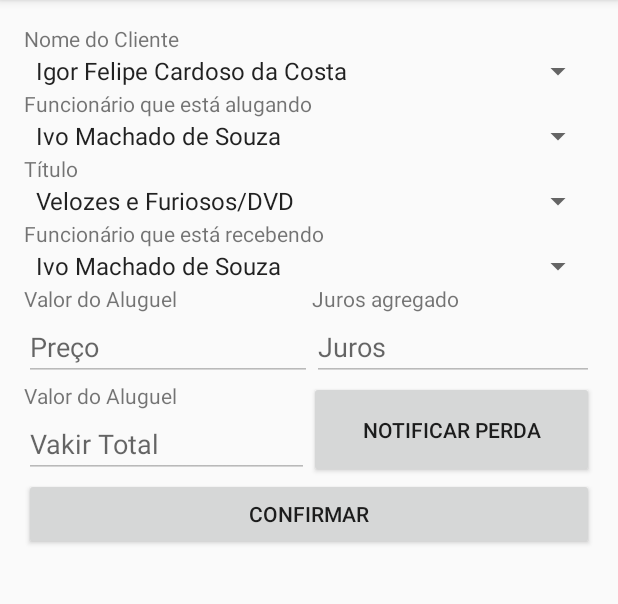
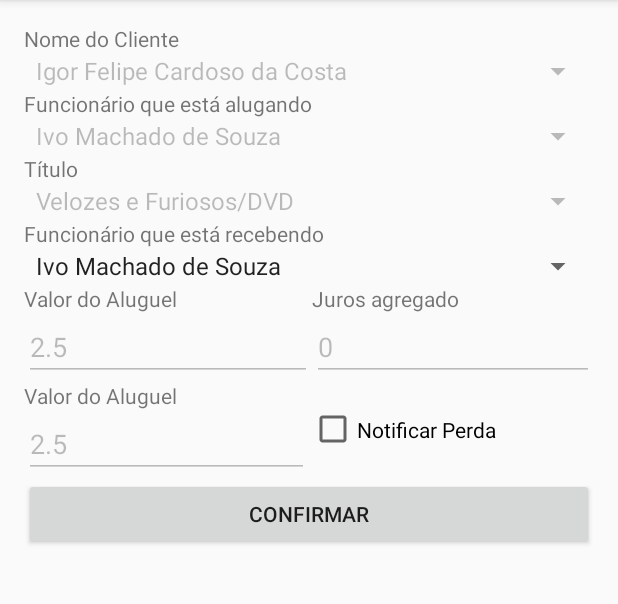
Before and after one commit to gabrielpcosta18/TAPRentalAndroid, an Android app: the screen it shows after launch (RentRegisterActivity), after a tap on "Velozes e Furiosos", on a phone screen of 412 x 824 dp, the part 84-688 px from its top. Run offline under Robolectric (Android 15) with nearby library versions, the phone set to English and light mode, and no system bars.

Commit message:
Funcionalidade de devolução de título concluída

```diff
--- a/TAPRental/app/src/main/java/br/edu/ufam/icomp/taprental/MainActivity.java
+++ b/TAPRental/app/src/main/java/br/edu/ufam/icomp/taprental/MainActivity.java
@@ -1,9 +1,12 @@
 package br.edu.ufam.icomp.taprental;
 
 import android.content.Intent;
+import android.database.Cursor;
 import android.os.Bundle;
 import android.support.design.widget.FloatingActionButton;
 import android.support.design.widget.Snackbar;
+import android.support.v4.widget.SimpleCursorAdapter;
+import android.util.Log;
 import android.view.View;
 import android.support.design.widget.NavigationView;
 import android.support.v4.view.GravityCompat;
@@ -20,6 +23,7 @@ import android.widget.Toast;
 import java.util.List;
 
 import br.edu.ufam.icomp.taprental.adapter.RentListAdapter;
+import br.edu.ufam.icomp.taprental.db.ProductDAO;
 import br.edu.ufam.icomp.taprental.db.RentalDAO;
 import br.edu.ufam.icomp.taprental.model.Rental;
 import br.edu.ufam.icomp.taprental.ui.CustomerLstActivity;
@@ -64,6 +68,10 @@ public class MainActivity extends AppCompatActivity
         navigationView.setNavigationItemSelectedListener(this);
 
         rentalList = (ListView) findViewById(R.id.rentalList);
+        fillRentList();
+    }
+
+    private void fillRentList() {
         RentListAdapter adapter = new RentListAdapter(this,
                 R.layout.rental_list_item, new RentalDAO(this).getAllRental());
 
@@ -136,4 +144,13 @@ public class MainActivity extends AppCompatActivity
         drawer.closeDrawer(GravityCompat.START);
         return true;
     }
+
+    @Override
+    protected void onActivityResult(int requestCode, int resultCode, Intent data) {
+        if (requestCode == REFRESH_LIST) {
+            if (resultCode == RESULT_OK) {
+                fillRentList();
+            }
+        }
+    }
 }
--- a/TAPRental/app/src/main/java/br/edu/ufam/icomp/taprental/db/ProductDAO.java
+++ b/TAPRental/app/src/main/java/br/edu/ufam/icomp/taprental/db/ProductDAO.java
@@ -63,14 +63,19 @@ public class ProductDAO {
                 cursor.getInt(5), cursor.getFloat(6), cursor.getFloat(7));
     }
 
-    public Cursor getAllProducts() {
-        return this.database.rawQuery("SELECT *" +
-        " FROM Product", null);
+    public Cursor getAllProducts(boolean filter) {
+        String query = "SELECT *" +
+                " FROM Product";
+
+        if(filter) {
+            query += " as p WHERE p.totalInStock > (SELECT COUNT(_id) FROM Rental WHERE productId = p._id and wasDeveloped = 0)";
+        }
+        return this.database.rawQuery(query, null);
     }
 
-    public List getAllProductList() {
+    public List getAllProductList(boolean filter) {
         ArrayList<Product> products = new ArrayList<>();
-        Cursor cursor = getAllProducts();
+        Cursor cursor = getAllProducts(filter);
 
         while(cursor.moveToNext()) {
             products.add(cursorToProduct(cursor));
--- a/TAPRental/app/src/main/java/br/edu/ufam/icomp/taprental/ui/ProductListActivity.java
+++ b/TAPRental/app/src/main/java/br/edu/ufam/icomp/taprental/ui/ProductListActivity.java
@@ -43,7 +43,7 @@ public class ProductListActivity extends ListActivity {
         this.productDAO = new ProductDAO(this);
 
         this.adapter = new SimpleCursorAdapter(this,
-                R.layout.product_list_item, productDAO.getAllProducts(),
+                R.layout.product_list_item, productDAO.getAllProducts(false),
                 new String[] {"title",
                         "description",
                         "rentPrice",
@@ -90,11 +90,11 @@ public class ProductListActivity extends ListActivity {
         if (requestCode == REFRESH_LIST) {
             if (resultCode == RESULT_OK) {
                 this.productDAO = new ProductDAO(this);
-                Cursor cursor = productDAO.getAllProducts();
+                Cursor cursor = productDAO.getAllProducts(false);
                 Log.d("ACTIVITY RESULT", "RESULT");
 
                 this.adapter = new SimpleCursorAdapter(this,
-                        R.layout.product_list_item, productDAO.getAllProducts(),
+                        R.layout.product_list_item, productDAO.getAllProducts(false),
                         new String[] {"title",
                                 "description",
                                 "rentPrice"},
--- a/TAPRental/app/src/main/java/br/edu/ufam/icomp/taprental/ui/RentRegisterActivity.java
+++ b/TAPRental/app/src/main/java/br/edu/ufam/icomp/taprental/ui/RentRegisterActivity.java
@@ -2,12 +2,22 @@ package br.edu.ufam.icomp.taprental.ui;
 
 import android.support.v7.app.AppCompatActivity;
 import android.os.Bundle;
+import android.util.Log;
 import android.view.View;
 import android.widget.ArrayAdapter;
 import android.widget.Button;
+import android.widget.CheckBox;
+import android.widget.CompoundButton;
+import android.widget.EditText;
+import android.widget.LinearLayout;
 import android.widget.Spinner;
 
+import java.text.DecimalFormat;
+import java.text.ParseException;
+import java.text.SimpleDateFormat;
 import java.util.ArrayList;
+import java.util.Date;
+import java.util.concurrent.TimeUnit;
 
 import br.edu.ufam.icomp.taprental.R;
 import br.edu.ufam.icomp.taprental.adapter.CustomSpinnerAdapter;
@@ -16,6 +26,7 @@ import br.edu.ufam.icomp.taprental.db.EmployeeDAO;
 import br.edu.ufam.icomp.taprental.db.ProductDAO;
 import br.edu.ufam.icomp.taprental.db.RentalDAO;
 import br.edu.ufam.icomp.taprental.model.Customer;
+import br.edu.ufam.icomp.taprental.model.Employee;
 import br.edu.ufam.icomp.taprental.model.Product;
 import br.edu.ufam.icomp.taprental.model.Rental;
 
@@ -24,6 +35,13 @@ public class RentRegisterActivity extends AppCompatActivity {
     private Spinner spnCustomer;
     private Spinner spnProduct;
     private Spinner spnEmployeeReceptor;
+
+    private EditText edtTotalPrice;
+    private EditText edtJuros;
+    private EditText edtRentPrice;
+
+    private CheckBox checkLost;
+
     private Button btnConfirm;
 
     private Rental rental;
@@ -32,12 +50,14 @@ public class RentRegisterActivity extends AppCompatActivity {
         super.onCreate(savedInstanceState);
         setContentView(R.layout.activity_rent_register);
 
+        if(getIntent().hasExtra("rentalObj")) {
+            this.rental = (Rental) getIntent().getSerializableExtra("rentalObj");
+        } else this.rental = new Rental();
+
         initializeComponents();
 
-        if(getIntent().hasExtra("rentalObj")) {
-            this.rental = (Rental) getIntent().getSerializableExtra("rentalObj");
+        if(this.rental.getId() != -1)
             fillDataFields();
-        } else this.rental = new Rental();
     }
 
     private void initializeComponents() {
@@ -45,6 +65,14 @@ public class RentRegisterActivity extends AppCompatActivity {
         this.spnEmployee= (Spinner) findViewById(R.id.spnEmployee);
         this.spnEmployeeReceptor = (Spinner) findViewById(R.id.spnEmployeeReceptor);
         this.spnProduct = (Spinner) findViewById(R.id.spnTitle);
+
+        this.edtRentPrice = (EditText) findViewById(R.id.edtRentPrice);
+        this.edtJuros = (EditText) findViewById(R.id.edtJuros);
+        this.edtTotalPrice = (EditText) findViewById(R.id.edtTotalPrice);
+
+        this.checkLost = (CheckBox) findViewById(R.id.checkLost);
+
+        this.btnConfirm = (Button) findViewById(R.id.btnRentRegisterConfirm);
 
         CustomSpinnerAdapter customerAdapter = new CustomSpinnerAdapter(this,
                 android.R.layout.simple_spinner_item, new CustomerDAO(this).getAllCustomerList());
@@ -62,27 +90,33 @@ public class RentRegisterActivity extends AppCompatActivity {
         this.spnEmployee.setAdapter(employeeAdapter);
 
         CustomSpinnerAdapter productAdapter = new CustomSpinnerAdapter(this,
-                android.R.layout.simple_spinner_item, new ProductDAO(this).getAllProductList());
+                android.R.layout.simple_spinner_item, new ProductDAO(this)
+                .getAllProductList(this.rental.getId() == -1));
 
         this.spnProduct.setAdapter(productAdapter);
 
-        this.btnConfirm = (Button) findViewById(R.id.btnRentRegisterConfirm);
         this.btnConfirm.setOnClickListener(new View.OnClickListener() {
             @Override
             public void onClick(View v) {
                 RentRegisterActivity activity = RentRegisterActivity.this;
                 RentalDAO rentalDAO = new RentalDAO(activity);
 
-                /*activity.product.setTitle(activity.edtTitle.getText().toString());
-                activity.product.setPrice(Float.parseFloat(activity.edtRentPrice.getText().toString()));
-                activity.product.setDescription(activity.edtDescription.getText().toString());
-                activity.product.setProductPrice(Float.parseFloat(activity.edtPrice.getText().toString()));
-                activity.product.setTotalInStock(Integer.parseInt(activity.edtTotalInStock.getText().toString()));
-                activity.product.setMaxPeriodRent(Integer.parseInt(activity.edtMaxRentPeriod.getText().toString()));
-                activity.product.setType(((RadioButton) findViewById(activity.rdgGroup.getCheckedRadioButtonId())).getText().toString());
-                */
+                activity.rental.setProduct((Product) activity.spnProduct.getSelectedItem());
+                activity.rental.setCustomer((Customer) activity.spnCustomer.getSelectedItem());
+                activity.rental.setEmployeeRent((Employee) activity.spnEmployee.getSelectedItem());
+
+                if(activity.checkLost.isChecked())
+                    activity.rental.getProduct().setTotalInStock(
+                        activity.rental.getProduct().getTotalInStock() - 1
+                    );
+
                 if(activity.rental.getId() != -1) {
+                    activity.rental.setEmployeeRestitution((Employee) activity.spnEmployeeReceptor.getSelectedItem());
+                    activity.rental.setWasDeveloped(true);
+
                     rentalDAO.updateRental(activity.rental);
+                    if(checkLost.isChecked())
+                        new ProductDAO(activity).updateProduct(rental.getProduct());
                 }
                 else rentalDAO.addRental(activity.rental);
 
@@ -90,9 +124,32 @@ public class RentRegisterActivity extends AppCompatActivity {
                 activity.finish();
             }
         });
+
+        this.checkLost.setOnCheckedChangeListener(new CompoundButton.OnCheckedChangeListener() {
+            @Override
+            public void onCheckedChanged(CompoundButton buttonView, boolean isChecked) {
+                DecimalFormat decimal = new DecimalFormat("#.##");
+
+                RentRegisterActivity activity = RentRegisterActivity.this;
+                Double value = Double.parseDouble(activity.edtTotalPrice.getText().toString());
+                if(isChecked) {
+                    RentRegisterActivity.this.edtTotalPrice.setText(decimal.format(value +
+                            activity.rental.getProduct().getProductPrice()));
+                }
+                else {
+                    RentRegisterActivity.this.edtTotalPrice.setText(decimal.format(value -
+                            activity.rental.getProduct().getProductPrice()));
+                }
+            }
+        });
     }
 
     private void fillDataFields() {
+        ((LinearLayout) findViewById(R.id.employeeReceptorContainer)).setVisibility(View.VISIBLE);
+        ((LinearLayout) findViewById(R.id.rentPriceContainer)).setVisibility(View.VISIBLE);
+        ((LinearLayout) findViewById(R.id.totalPriceContainer)).setVisibility(View.VISIBLE);
+        //((LinearLayout) findViewById(R.id.container)).setVisibility(View.VISIBLE);
+
         CustomSpinnerAdapter productAdapter = (CustomSpinnerAdapter) this.spnProduct.getAdapter();
         CustomSpinnerAdapter employeeAdapter = (CustomSpinnerAdapter) this.spnEmployee.getAdapter();
         CustomSpinnerAdapter customerAdapter = (CustomSpinnerAdapter) this.spnCustomer.getAdapter();
@@ -101,6 +158,34 @@ public class RentRegisterActivity extends AppCompatActivity {
         this.spnEmployee.setSelection(employeeAdapter.getItemsList().indexOf(this.rental.getEmployeeRent()));
         this.spnCustomer.setSelection(customerAdapter.getItemsList().indexOf(this.rental.getCustomer()));
 
+        this.spnProduct.setEnabled(false);
+        this.spnEmployee.setEnabled(false);
+        this.spnCustomer.setEnabled(false);
+
+        DecimalFormat formatDec = new DecimalFormat("#.##");
+
+        this.edtRentPrice.setText(formatDec.format(this.rental.getProduct().getPrice()));
+
+        SimpleDateFormat format = new SimpleDateFormat("yy-MM-dd");
+        Date strDate = null;
+        try {
+            strDate = format.parse(this.rental.getRentDate());
+            Date today = new Date();
+
+            long diff = (long)today.getTime() - strDate.getTime();
+            diff = this.rental.getProduct().getMaxPeriodRent() - TimeUnit.MILLISECONDS.toDays(diff);
+
+            double juros = 0;
+            if(diff < 0)
+                juros = this.rental.getProduct().getPrice() * Math.pow(1.1, -1*diff);
+
+            this.edtJuros.setText(formatDec.format(juros));
+
+            this.edtTotalPrice.setText(formatDec.format(this.rental.getProduct().getPrice() + juros));
+        } catch (ParseException e) {
+            e.printStackTrace();
+        }
+
         /*CustomSpinnerAdapter employeeRecepetorAdapter = (CustomSpinnerAdapter) this.spnEmployeeReceptor.getAdapter();
         this.spnEmployeeReceptor.setSelection(employeeRecepetorAdapter.getItemsList().indexOf(this.rental.getProduct()));*/
     }
--- a/TAPRental/app/src/main/res/layout/activity_rent_register.xml
+++ b/TAPRental/app/src/main/res/layout/activity_rent_register.xml
@@ -41,7 +41,14 @@
         android:layout_width="match_parent"
         android:layout_height="wrap_content"></Spinner>
 
+    <LinearLayout
+        android:id="@+id/employeeReceptorContainer"
+        android:layout_width="match_parent"
+        android:layout_height="wrap_content"
+        android:orientation="vertical">
+
         <TextView
+            android:id="@+id/txtEmployeeReceptor"
             android:layout_width="match_parent"
             android:layout_height="wrap_content"
             android:text="Funcionário que está recebendo"/>
@@ -50,12 +57,16 @@
             android:id="@+id/spnEmployeeReceptor"
             android:layout_width="match_parent"
             android:layout_height="wrap_content"></Spinner>
+    </LinearLayout>
+
 
     <LinearLayout
+        android:id="@+id/rentPriceContainer"
         android:layout_width="match_parent"
         android:layout_height="wrap_content"
         android:weightSum="1"
-        android:orientation="horizontal">
+        android:orientation="horizontal"
+        android:visibility="invisible">
 
         <LinearLayout
             android:layout_width="wrap_content"
@@ -97,10 +108,12 @@
     </LinearLayout>
 
     <LinearLayout
+        android:id="@+id/totalPriceContainer"
         android:layout_width="match_parent"
         android:layout_height="wrap_content"
         android:weightSum="1"
-        android:orientation="horizontal">
+        android:orientation="horizontal"
+        android:visibility="invisible">
 
         <LinearLayout
             android:layout_width="match_parent"
@@ -118,7 +131,7 @@
                 android:layout_width="match_parent"
                 android:layout_height="match_parent"
                 android:enabled="false"
-                android:hint="Vakir Total"/>
+                android:hint="Valor Total"/>
         </LinearLayout>
 
         <LinearLayout
@@ -127,7 +140,12 @@
             android:layout_weight="0.5"
             android:orientation="vertical">
 
-            <Button
+            <!--Button
+                android:layout_width="match_parent"
+                android:layout_height="match_parent"
+                android:text="Notificar Perda"/-->
+            <CheckBox
+                android:id="@+id/checkLost"
                 android:layout_width="match_parent"
                 android:layout_height="match_parent"
                 android:text="Notificar Perda"/>
```
Also changed, not shown: TAPRental/app/src/main/java/br/edu/ufam/icomp/taprental/db/RentalDAO.java (+5 -5 lines). Lines whose indentation alone changed are shown as unchanged.
